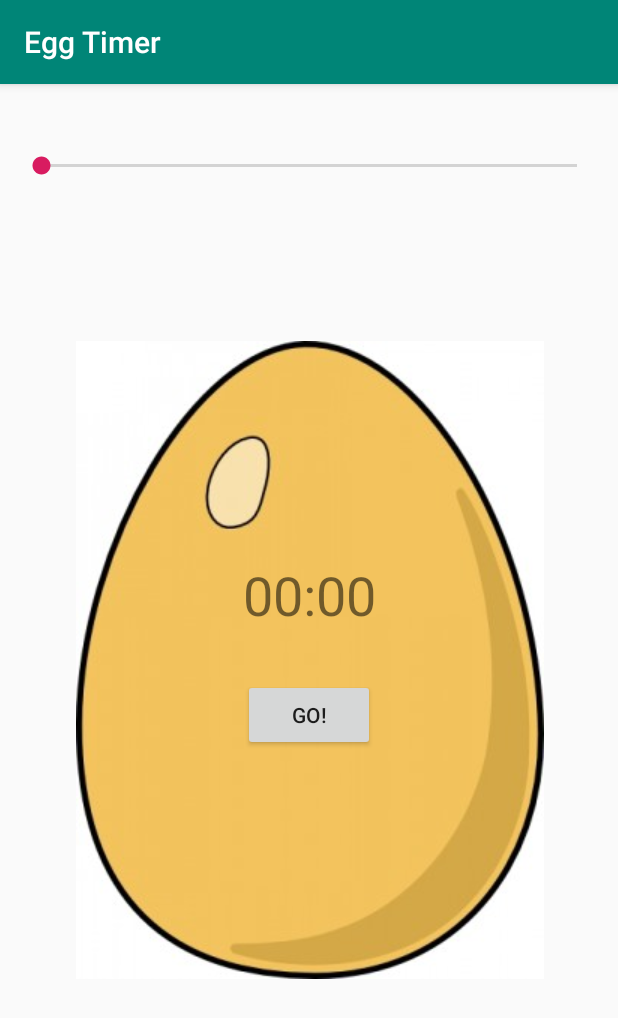
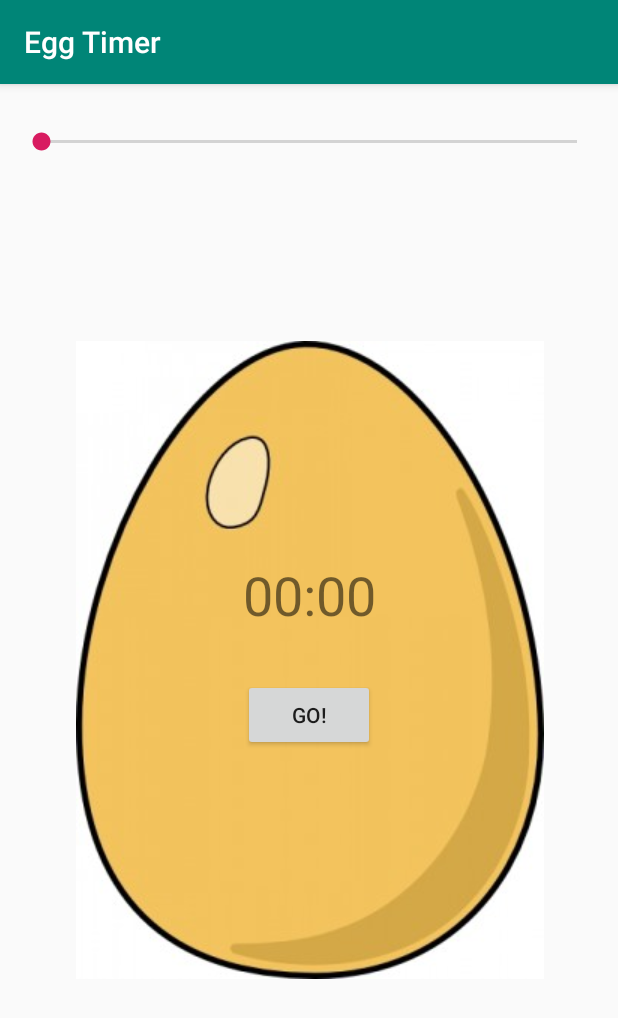
Before and after one commit to Virjanand/EggTimer, an Android app: the screen it shows after launch (MainActivity), on a phone screen of 412 x 824 dp. Shown: the top 1018 px of the screen. Run offline under Robolectric (Android 15) with nearby library versions, the phone set to English and light mode, and no system bars.

Commit message:
Set constraints of seekbar to parent. This makes the seekbar show up

```diff
--- a/app/src/main/res/layout/activity_main.xml
+++ b/app/src/main/res/layout/activity_main.xml
@@ -38,9 +38,9 @@
         android:layout_marginTop="16dp"
         android:layout_marginRight="8dp"
         android:visibility="visible"
-        app:layout_constraintLeft_toLeftOf="@+id/imageView"
-        app:layout_constraintRight_toRightOf="@+id/imageView"
-        app:layout_constraintTop_toTopOf="@+id/imageView" />
+        app:layout_constraintLeft_toLeftOf="parent"
+        app:layout_constraintRight_toRightOf="parent"
+        app:layout_constraintTop_toTopOf="parent" />
 
     <Button
         android:id="@+id/startCountdownButton"
```
